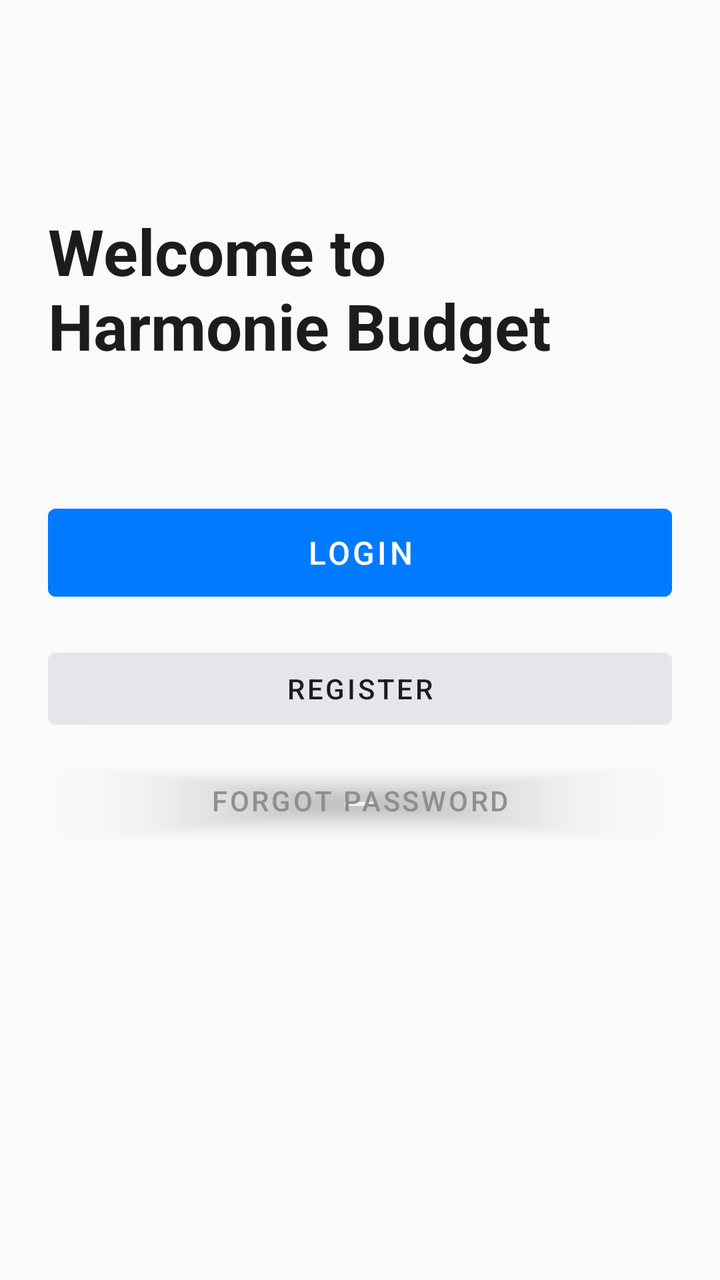
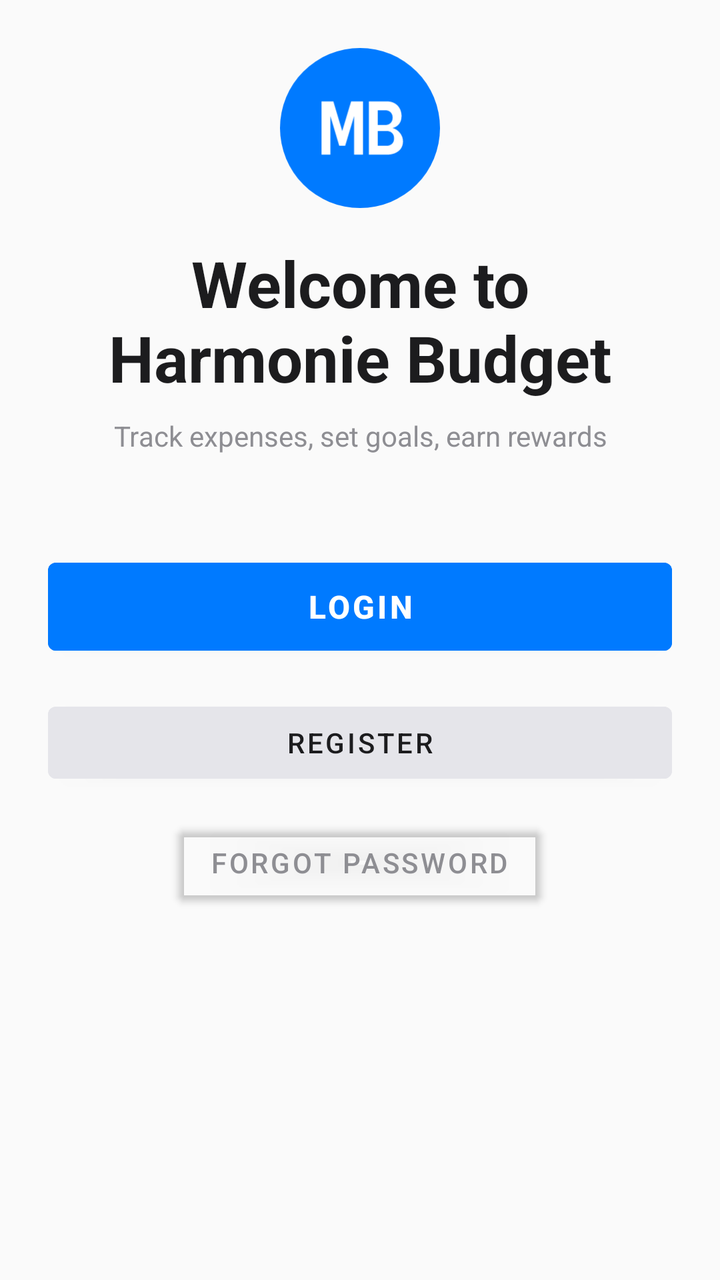

Compare the two renders of this Android layout. The source of the first and the diff that turns it into the second are given below.
<!-- AndroidManifest.xml: application theme Theme.HarmonieBudget -->
<!-- res/layout/activity_main.xml -->
<?xml version="1.0" encoding="utf-8"?>
<androidx.core.widget.NestedScrollView
    xmlns:android="http://schemas.android.com/apk/res/android"
    android:layout_width="match_parent"
    android:layout_height="match_parent"
    android:fillViewport="true"
    android:background="#FAFAFA">

    <LinearLayout
        android:layout_width="match_parent"
        android:layout_height="wrap_content"
        android:orientation="vertical"
        android:gravity="center_horizontal"
        android:padding="24dp">

        
        <TextView
            android:id="@+id/tv_welcome"
            android:layout_width="wrap_content"
            android:layout_height="wrap_content"
            android:layout_marginTop="80dp"
            android:text="@string/welcome_message"
            android:textColor="#1C1C1E"
            android:textSize="32sp"
            android:textStyle="bold" />

        
        <Button
            android:id="@+id/btn_login"
            android:layout_width="match_parent"
            android:layout_height="wrap_content"
            android:layout_marginTop="64dp"
            android:backgroundTint="#007AFF"
            android:minHeight="56dp"
            android:text="@string/login_button"
            android:textColor="#FFFFFF"
            android:textSize="16sp" />

        
        <Button
            android:id="@+id/btn_register"
            android:layout_width="match_parent"
            android:layout_height="wrap_content"
            android:layout_marginTop="16dp"
            android:backgroundTint="#E5E5EA"
            android:minHeight="48dp"
            android:text="@string/register_button"
            android:textColor="#1C1C1E"
            android:textSize="14sp" />

        
        <Button
            android:id="@+id/btn_forgot_password"
            android:layout_width="match_parent"
            android:layout_height="wrap_content"
            android:layout_marginTop="8dp"
            android:backgroundTint="@android:color/transparent"
            android:minHeight="48dp"
            android:text="@string/forgot_password_button"
            android:textColor="#8E8E93"
            android:textSize="14sp" />

    </LinearLayout>
</androidx.core.widget.NestedScrollView>
<!-- resources referenced by this layout -->
<resources>
  <string name="forgot_password_button">Forgot Password</string>
  <string name="login_button">Login</string>
  <string name="register_button">Register</string>
  <string name="welcome_message">Welcome to Harmonie Budget</string>
  <style name="Theme.HarmonieBudget" parent="Theme.MaterialComponents.DayNight.NoActionBar">
  
          
          <item name="colorPrimary">@color/purple_500</item>
  
          
          <item name="colorPrimaryVariant">@color/purple_700</item>
  
          
          <item name="colorSecondary">@color/teal_200</item>
  
          
          <item name="android:windowBackground">@color/white</item>
  
          
          <item name="android:textColor">@android:color/black</item>
  
      </style>
  <color name="purple_500">#FF6200EE</color>
  <color name="purple_700">#FF3700B3</color>
  <color name="teal_200">#FF03DAC5</color>
  <color name="white">#FFFFFFFF</color>
</resources>

<!-- the commit's change to res/layout/activity_main.xml (unified diff, before → after) -->
@@ -4,61 +4,87 @@
     android:layout_width="match_parent"
     android:layout_height="match_parent"
     android:fillViewport="true"
-    android:background="#FAFAFA">
+    android:background="#FAFAFA"
+    android:scrollbars="vertical">
 
     <LinearLayout
         android:layout_width="match_parent"
         android:layout_height="wrap_content"
         android:orientation="vertical"
         android:gravity="center_horizontal"
-        android:padding="24dp">
+        android:padding="24dp"
+        android:paddingTop="80dp"
+        android:paddingBottom="32dp">
+
+        
+        <ImageView
+            android:id="@+id/iv_app_icon"
+            android:layout_width="80dp"
+            android:layout_height="80dp"
+            android:src="@drawable/ic_launcher_foreground"
+            android:contentDescription="@string/app_name"
+            android:layout_marginBottom="16dp" />
 
         
         <TextView
             android:id="@+id/tv_welcome"
             android:layout_width="wrap_content"
             android:layout_height="wrap_content"
-            android:layout_marginTop="80dp"
             android:text="@string/welcome_message"
             android:textColor="#1C1C1E"
             android:textSize="32sp"
-            android:textStyle="bold" />
+            android:textStyle="bold"
+            android:gravity="center"
+            android:layout_marginBottom="8dp" />
+
+        
+        <TextView
+            android:id="@+id/tv_subtitle"
+            android:layout_width="wrap_content"
+            android:layout_height="wrap_content"
+            android:text="Track expenses, set goals, earn rewards"
+            android:textColor="#8E8E93"
+            android:textSize="14sp"
+            android:gravity="center"
+            android:layout_marginBottom="48dp" />
 
         
         <Button
             android:id="@+id/btn_login"
             android:layout_width="match_parent"
             android:layout_height="wrap_content"
-            android:layout_marginTop="64dp"
             android:backgroundTint="#007AFF"
             android:minHeight="56dp"
             android:text="@string/login_button"
             android:textColor="#FFFFFF"
-            android:textSize="16sp" />
+            android:textSize="16sp"
+            android:textStyle="bold"
+            android:layout_marginBottom="16dp" />
 
         
         <Button
             android:id="@+id/btn_register"
             android:layout_width="match_parent"
             android:layout_height="wrap_content"
-            android:layout_marginTop="16dp"
             android:backgroundTint="#E5E5EA"
             android:minHeight="48dp"
             android:text="@string/register_button"
             android:textColor="#1C1C1E"
-            android:textSize="14sp" />
+            android:textSize="14sp"
+            android:layout_marginBottom="12dp" />
 
         
         <Button
             android:id="@+id/btn_forgot_password"
-            android:layout_width="match_parent"
+            android:layout_width="wrap_content"
             android:layout_height="wrap_content"
-            android:layout_marginTop="8dp"
             android:backgroundTint="@android:color/transparent"
             android:minHeight="48dp"
             android:text="@string/forgot_password_button"
             android:textColor="#8E8E93"
-            android:textSize="14sp" />
+            android:textSize="14sp"
+            android:paddingStart="16dp"
+            android:paddingEnd="16dp" />
 
     </LinearLayout>
 </androidx.core.widget.NestedScrollView>
<!-- resource entries referenced after the edit -->
@@ -1,5 +1,30 @@
 <!-- resources referenced by this layout -->
 <resources>
+  <!-- drawable ic_launcher_foreground (drawable) -->
+  <?xml version="1.0" encoding="utf-8"?>
+  <vector xmlns:android="http://schemas.android.com/apk/res/android"
+      android:width="108dp"
+      android:height="108dp"
+      android:viewportWidth="108"
+      android:viewportHeight="108">
+  
+      
+      <path
+          android:fillColor="#007AFF"
+          android:pathData="M54,54m-54,0a54,54 0,1 1,108 0a54,54 0,1 1,-108 0" />
+  
+      
+      <path
+          android:fillColor="#FFFFFF"
+          android:pathData="M28,72 L28,36 L36,36 L42,56 L48,36 L56,36 L56,72 L50,72 L50,46 L44,66 L40,66 L34,46 L34,72 Z" />
+  
+      
+      <path
+          android:fillColor="#FFFFFF"
+          android:pathData="M60,72 L60,36 L72,36 C78,36 82,40 82,46 C82,50 80,53 76,54 C80,55 83,59 83,63 C83,69 78,72 72,72 Z M66,52 L71,52 C74,52 76,50 76,47 C76,44 74,42 71,42 L66,42 Z M66,66 L72,66 C75,66 77,64 77,61 C77,58 75,56 72,56 L66,56 Z" />
+  
+  </vector>
+  <string name="app_name">Harmonie Budget</string>
   <string name="forgot_password_button">Forgot Password</string>
   <string name="login_button">Login</string>
   <string name="register_button">Register</string>
